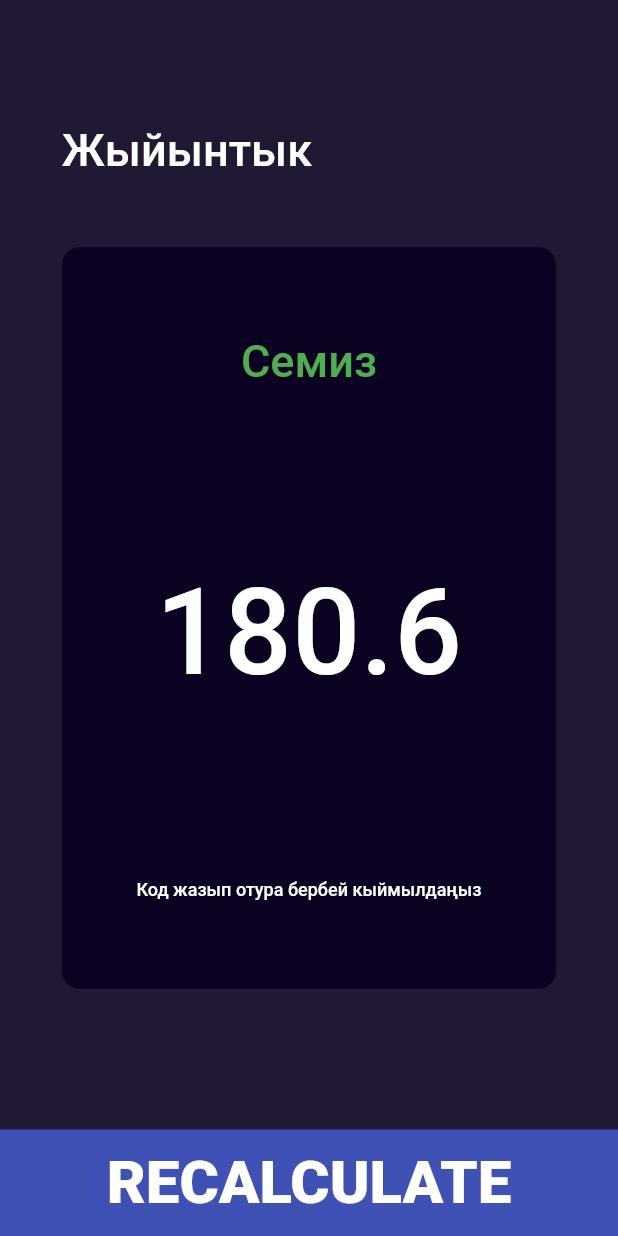
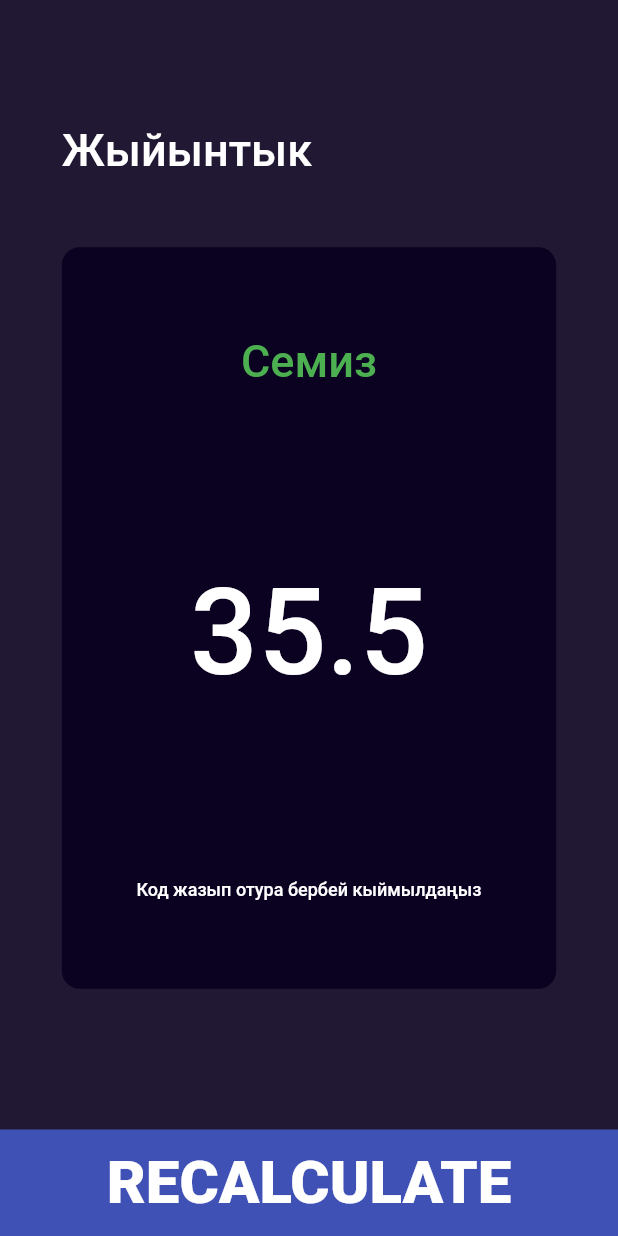
Before and after one commit to JanibekJali/Kurs11_bmi_calculator, a Flutter app: the ResultScreen screen opened directly, on a phone screen of 412 x 824 dp. Run offline on Flutter 3.47's test engine with Material 2 defaults, Android fonts, the light colour scheme and no system bars; our stand-ins replace bloc, equatable, flutter_bloc, font_awesome_flutter, get.

Commit message:
Bmi calculator with bloc completed

```diff
--- a/lib/enums/enum.dart
+++ b/lib/enums/enum.dart
@@ -1,4 +1,5 @@
 enum Gender {
   male,
   female,
+  none,
 }
--- /dev/null
+++ b/lib/screens/cubit/home_state.dart
@@ -0,0 +1,42 @@
+part of 'home_cubit.dart';
+
+class HomeState extends Equatable {
+  HomeState({
+    this.currentHeightState,
+    this.weight,
+    this.age,
+    this.maleSelected,
+    this.femaleSelected,
+  });
+  double? currentHeightState;
+  int? weight;
+  int? age;
+  // Color? maleSelected = AppColors.inactiveColor;
+  Color? maleSelected;
+  // Color? femaleSelected = AppColors.inactiveColor;
+  Color? femaleSelected;
+
+  @override
+  List<Object?> get props => [
+        currentHeightState,
+        weight,
+        age,
+        maleSelected,
+        femaleSelected,
+      ];
+  HomeState copyWith({
+    double? currentHeightState,
+    int? weight,
+    int? age,
+    Color? maleSelected,
+    Color? femaleSelected,
+  }) {
+    return HomeState(
+      currentHeightState: currentHeightState ?? this.currentHeightState,
+      weight: weight ?? this.weight,
+      age: age ?? this.age,
+      maleSelected: maleSelected ?? this.maleSelected,
+      femaleSelected: femaleSelected ?? this.femaleSelected,
+    );
+  }
+}
--- a/lib/screens/home_controller.dart
+++ b/lib/screens/home_controller.dart
@@ -12,8 +12,6 @@ class HomeController extends GetxController {
   Rx<int> age = 30.obs;
   Rx<Color> maleSelected = AppColors.inactiveColor.obs;
   Rx<Color> femaleSelected = AppColors.inactiveColor.obs;
-  final Rx<GlobalKey<ScaffoldMessengerState>> scaffoldKey =
-      GlobalKey<ScaffoldMessengerState>().obs;
 
   ageFunction(String ageMP) {
     if (ageMP == '-') {
--- a/lib/screens/result_screen.dart
+++ b/lib/screens/result_screen.dart
@@ -1,26 +1,37 @@
 import 'package:flutter/material.dart';
+import 'package:flutter_bloc/flutter_bloc.dart';
 import 'package:kurs11_bmi_calc/constants/colors/app_colors.dart';
 import 'package:kurs11_bmi_calc/constants/text_styles/app_text_styles.dart';
 import 'package:kurs11_bmi_calc/data/local_data/bmi_calculator.dart';
+import 'package:kurs11_bmi_calc/screens/cubit/home_cubit.dart';
 import 'package:kurs11_bmi_calc/screens/home_controller.dart';
 
 import 'package:kurs11_bmi_calc/widgets/calculate_widget.dart';
 
 class ResultScreen extends StatelessWidget {
-  const ResultScreen();
+  // final double height;
+  // final int weight;
+  const ResultScreen(
+      // required this.height,
+      // required this.weight,
+      );
 
   @override
   Widget build(BuildContext context) {
     var size = MediaQuery.of(context).size;
-    double bmi = BmiCalculatorData.calculateBmi(
-        height: homeController.currentHeightState.value,
-        kg: homeController.weight.value);
+    // double bmi = BmiCalculatorData.calculateBmi(
+    //   height: state height,
+    //   kg: weight,
+    //   // height: homeController.currentHeightState.value,
+    //   // kg: homeController.weight.value,
+    // );
     return Scaffold(
       backgroundColor: AppColors.secondaryColor,
       body: SafeArea(
         child: SingleChildScrollView(
-          child: Container(
-              child: Column(
+          child: Container(child: BlocBuilder<HomeCubit, HomeState>(
+            builder: (context, state) {
+              return Column(
                 mainAxisAlignment: MainAxisAlignment.center,
                 // crossAxisAlignment: CrossAxisAlignment.start,
                 children: [
@@ -47,15 +58,27 @@ class ResultScreen extends StatelessWidget {
                         mainAxisAlignment: MainAxisAlignment.spaceAround,
                         children: [
                           Text(
-                        BmiCalculatorData.bmiResult(bmi).toString(),
+                            BmiCalculatorData.bmiResult(
+                              BmiCalculatorData.calculateBmi(
+                                height: state.currentHeightState,
+                                kg: state.weight,
+                              ),
+                            ).toString(),
                             style: AppTextStyles.green30w500,
                           ),
                           Text(
-                        bmi.toStringAsFixed(1),
+                            BmiCalculatorData.calculateBmi(
+                              height: state.currentHeightState,
+                              kg: state.weight,
+                            ).toStringAsFixed(1),
                             style: AppTextStyles.white80w500,
                           ),
                           Text(
-                        BmiCalculatorData.giveDescription(bmi).toString(),
+                            BmiCalculatorData.giveDescription(
+                                BmiCalculatorData.calculateBmi(
+                              height: state.currentHeightState,
+                              kg: state.weight,
+                            )).toString(),
                             textAlign: TextAlign.center,
                             style: AppTextStyles.white12w500,
                           ),
@@ -64,6 +87,8 @@ class ResultScreen extends StatelessWidget {
                     ),
                   ),
                 ],
+              );
+            },
           )),
         ),
       ),
--- a/pubspec.yaml
+++ b/pubspec.yaml
@@ -36,6 +36,8 @@ dependencies:
   cupertino_icons: ^1.0.2
   font_awesome_flutter: ^10.4.0
   get: ^4.6.5
+  flutter_bloc: ^8.1.2
+  equatable: ^2.0.5
 
 dev_dependencies:
   flutter_test:
```
Also changed, not shown: lib/main.dart (+6 -2 lines), lib/screens/cubit/home_cubit.dart (added, +73 -0 lines), lib/screens/home_screen.dart (+57 -32 lines), pubspec.lock. Lines whose indentation alone changed are shown as unchanged.
